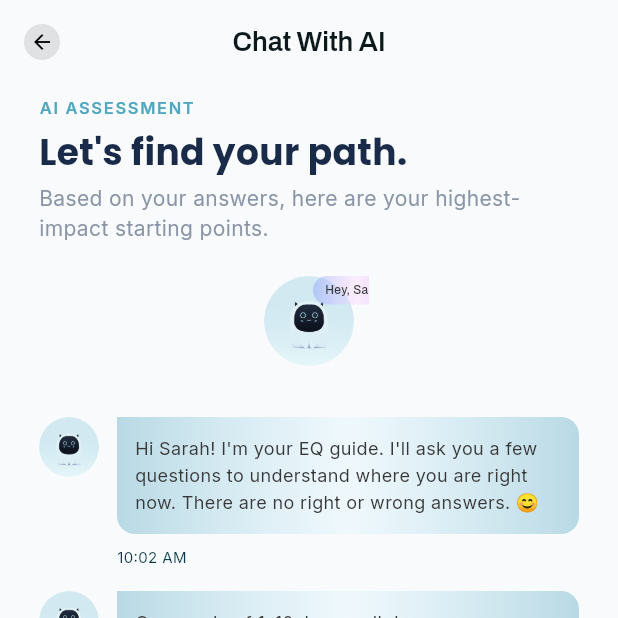
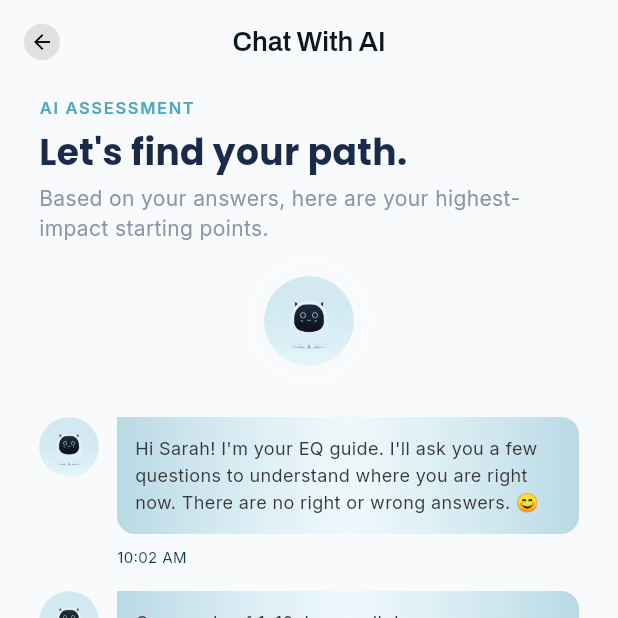
Before and after one commit to Mehedi259/eqi30, a Flutter app: the screen it shows after launch, after a tap on "Let's try a 2-minute exercise", on a phone screen of 412 x 824 dp, the top half of it. Run offline on Flutter 3.47's test engine with Material 3 defaults, Android fonts, the phone set to English and light mode, and no system bars; our stand-ins replace go_router, google_fonts, pinput.

Commit message:
Remove user-specific speech bubble from `AIChatOnboardingScreen`
- Delete the "Hey, Sarah" speech bubble container and its associated positioning and styling from the bot avatar section

```diff
--- a/lib/features/onboarding/ai_chat_onboarding_screen.dart
+++ b/lib/features/onboarding/ai_chat_onboarding_screen.dart
@@ -230,36 +230,6 @@ class _AiChatOnboardingScreenState extends State<AiChatOnboardingScreen> {
                           image: const DecorationImage(
                             image: AssetImage('assets/images/botImage.png'),
                             fit: BoxFit.cover,
-                          ),
-                        ),
-                      ),
-                      // Speech bubble
-                      Positioned(
-                        top: 10,
-                        right: -20,
-                        child: Container(
-                          padding: const EdgeInsets.symmetric(
-                            horizontal: 8,
-                            vertical: 4,
-                          ),
-                          decoration: BoxDecoration(
-                            gradient: const LinearGradient(
-                              colors: [
-                                Color(0x9195ACFF),
-                                Color(0x5EFED4FF),
-                                Color(0xFFD0CAFF),
-                              ],
-                            ),
-                            borderRadius: BorderRadius.circular(60),
-                          ),
-                          child: const Text(
-                            'Hey, Sarah',
-                            style: TextStyle(
-                              color: Color(0xFF373737),
-                              fontSize: 8,
-                              fontFamily: 'Archivo',
-                              fontWeight: FontWeight.w500,
-                            ),
                           ),
                         ),
                       ),
```
